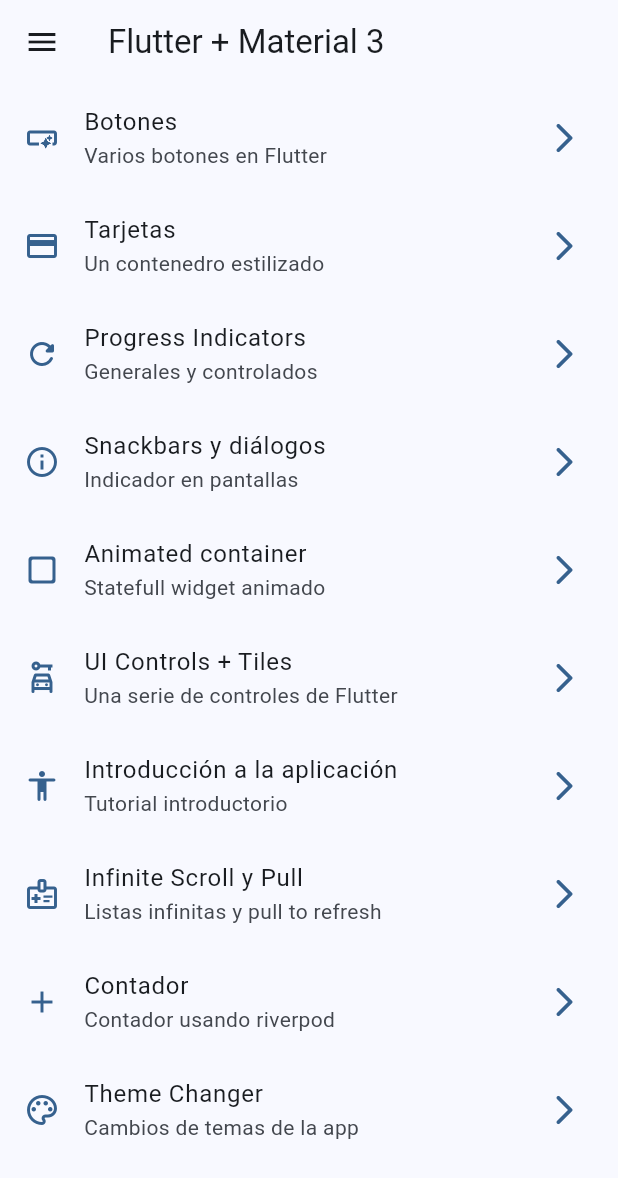
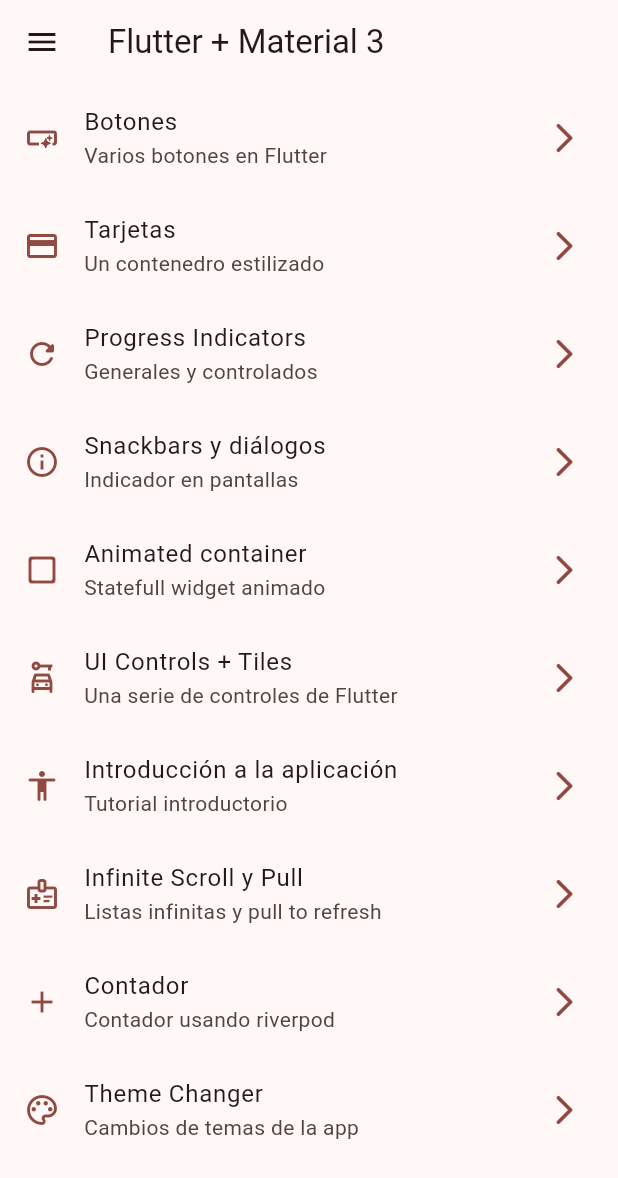
Before and after one commit to Tanamachii/widgetsapp_flutter, a Flutter app: the screen it shows after launch, on a phone screen of 412 x 824 dp. Shown: the top 1178 px of the screen. Run offline on Flutter 3.47's test engine with Material 3 defaults, Android fonts, the phone set to English and light mode, and no system bars; our stand-ins replace animate_do, flutter_riverpod, go_router.

Commit message:
feat: se agrega cambio de modo oscuro y de colores

```diff
--- a/lib/config/theme/app_theme.dart
+++ b/lib/config/theme/app_theme.dart
@@ -15,14 +15,16 @@ const colorList = <Color>[
 
 class AppTheme {
   final int selectedColor;
+  final bool isDarkMode;
 
-  AppTheme({this.selectedColor = 0})
+  AppTheme({this.isDarkMode = false, this.selectedColor = 0})
       : assert(selectedColor >= 0, 'Este color no existe'),
-        assert(selectedColor < colorList.length - 1,
+        assert(selectedColor < colorList.length,
             'El color seleccionado tiene que ser menor al tamaño del arreglo de colores');
 
   ThemeData getTheme() => ThemeData(
         colorSchemeSeed: colorList[selectedColor],
+        brightness: isDarkMode ? Brightness.dark : Brightness.light,
         appBarTheme: const AppBarTheme(
           centerTitle: false,
         ),
--- a/lib/main.dart
+++ b/lib/main.dart
@@ -2,6 +2,7 @@ import 'package:flutter/material.dart';
 import 'package:flutter_riverpod/flutter_riverpod.dart';
 import 'package:widgets_app/config/router/app_router.dart';
 import 'package:widgets_app/config/theme/app_theme.dart';
+import 'package:widgets_app/presentation/providers/theme_provider.dart';
 
 void main() {
   runApp(
@@ -11,16 +12,20 @@ void main() {
   );
 }
 
-class MainApp extends StatelessWidget {
+class MainApp extends ConsumerWidget {
   const MainApp({super.key});
 
   @override
-  Widget build(BuildContext context) {
+  Widget build(BuildContext context, ref) {
+    final int selectedColor = ref.watch(selectedColorProvider);
+    final bool isDarkMode = ref.watch(isDarkModeProvider);
+
     return MaterialApp.router(
       title: 'Flutter widgets',
       routerConfig: appRouter,
       debugShowCheckedModeBanner: false,
-      theme: AppTheme(selectedColor: 1).getTheme(),
+      theme: AppTheme(selectedColor: selectedColor, isDarkMode: isDarkMode)
+          .getTheme(),
     );
   }
 }
--- a/lib/presentation/screens/theme_changer/theme_changer_screen.dart
+++ b/lib/presentation/screens/theme_changer/theme_changer_screen.dart
@@ -17,7 +17,9 @@ class ThemeChangerScreen extends ConsumerWidget {
             icon: Icon(isDarkMode
                 ? Icons.light_mode_outlined
                 : Icons.dark_mode_outlined),
-            onPressed: () {},
+            onPressed: () {
+              ref.read(isDarkModeProvider.notifier).update((state) => !state);
+            },
           )
         ],
       ),
@@ -48,7 +50,7 @@ class _ThemeChangerView extends ConsumerWidget {
           value: index,
           groupValue: selectedColor,
           onChanged: (value) {
-            ref.read(selectedColorProvider.notifier).state = value ?? 0;
+            ref.read(selectedColorProvider.notifier).state = index;
           },
         );
       },
```
